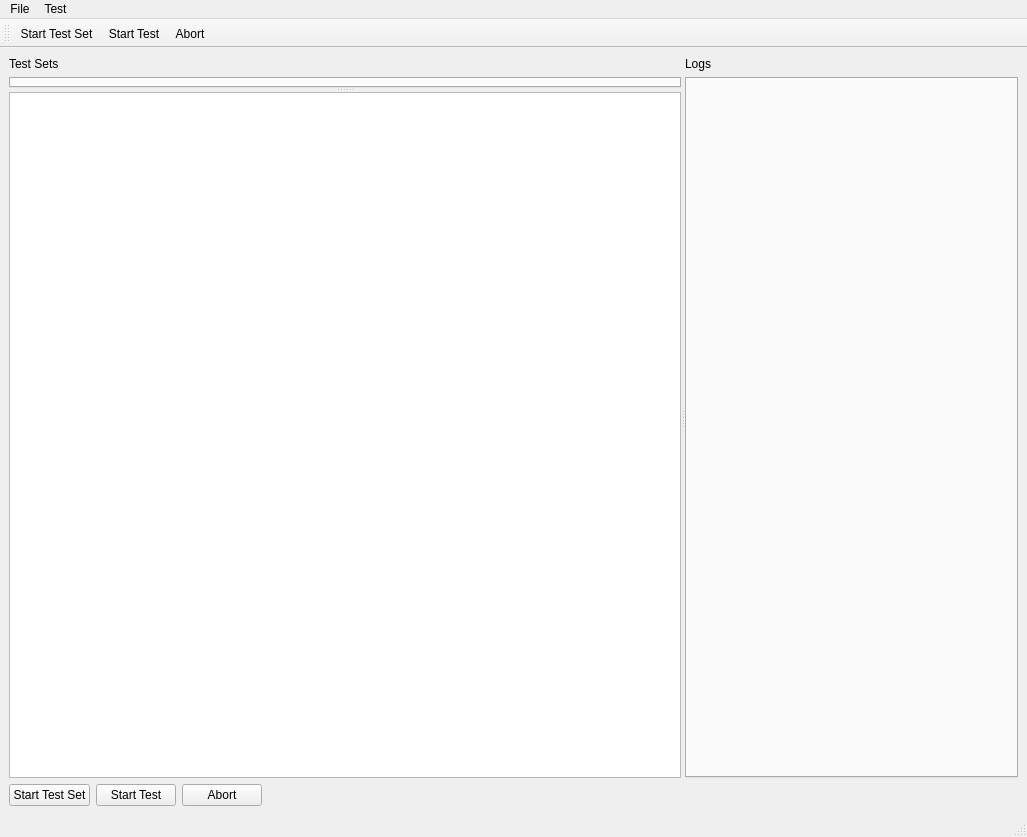
First picture: the form in bin/MainWindow.ui, repository ViktorFagerlind/TestFramework, before the edit.
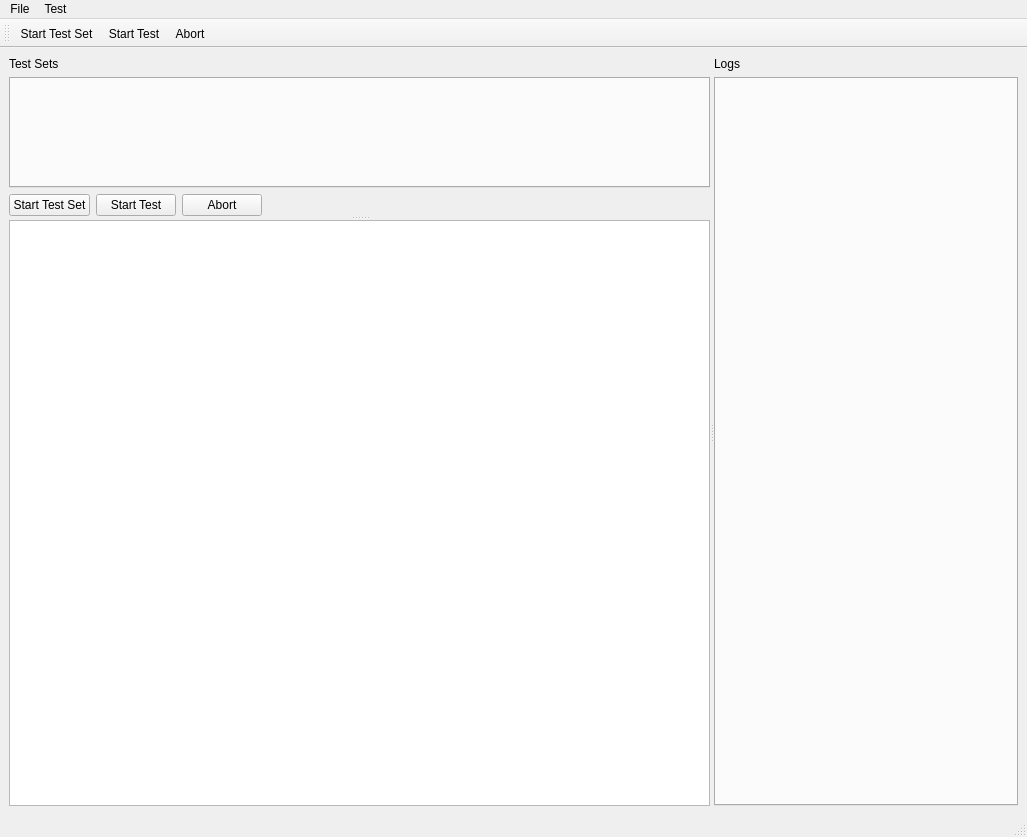
Second picture: the form after the edit. Icons and pictures are not drawn.

```diff
--- a/bin/MainWindow.ui
+++ b/bin/MainWindow.ui
@@ -20,7 +20,11 @@
       <property name="orientation">
        <enum>Qt::Horizontal</enum>
       </property>
-      <widget class="QWidget" name="layoutWidget">
+      <widget class="QSplitter" name="splitter">
+       <property name="orientation">
+        <enum>Qt::Vertical</enum>
+       </property>
+       <widget class="QWidget" name="">
        <layout class="QVBoxLayout" name="verticalLayout">
         <item>
          <widget class="QLabel" name="labelTests">
@@ -36,45 +40,11 @@
          </widget>
         </item>
         <item>
-         <widget class="QSplitter" name="splitter">
-          <property name="orientation">
-           <enum>Qt::Vertical</enum>
-          </property>
           <widget class="QTabWidget" name="tabWidgetTest">
            <property name="currentIndex">
             <number>-1</number>
            </property>
           </widget>
-          <widget class="QTreeView" name="TreeViewResults"/>
-         </widget>
-        </item>
-       </layout>
-      </widget>
-      <widget class="QWidget" name="layoutWidget_3">
-       <layout class="QVBoxLayout" name="verticalLayout_2">
-        <item>
-         <widget class="QLabel" name="labelLog">
-          <property name="sizePolicy">
-           <sizepolicy hsizetype="Preferred" vsizetype="Fixed">
-            <horstretch>0</horstretch>
-            <verstretch>0</verstretch>
-           </sizepolicy>
-          </property>
-          <property name="text">
-           <string>Logs</string>
-          </property>
-         </widget>
-        </item>
-        <item>
-         <widget class="QTabWidget" name="tabWidgetLog">
-          <property name="currentIndex">
-           <number>-1</number>
-          </property>
-         </widget>
-        </item>
-       </layout>
-      </widget>
-     </widget>
     </item>
     <item>
      <layout class="QHBoxLayout" name="horizontalLayout">
@@ -130,6 +100,38 @@
      </layout>
     </item>
    </layout>
+       </widget>
+       <widget class="QTreeView" name="TreeViewResults"/>
+      </widget>
+      <widget class="QWidget" name="layoutWidget_3">
+       <layout class="QVBoxLayout" name="verticalLayout_2">
+        <item>
+         <widget class="QLabel" name="labelLog">
+          <property name="sizePolicy">
+           <sizepolicy hsizetype="Preferred" vsizetype="Fixed">
+            <horstretch>0</horstretch>
+            <verstretch>0</verstretch>
+           </sizepolicy>
+          </property>
+          <property name="text">
+           <string>Logs</string>
+          </property>
+         </widget>
+        </item>
+        <item>
+         <widget class="QTabWidget" name="tabWidgetLog">
+          <property name="currentIndex">
+           <number>-1</number>
+          </property>
+         </widget>
+        </item>
+       </layout>
+      </widget>
+     </widget>
+    </item>
+   </layout>
+   <zorder>splitter_2</zorder>
+   <zorder>labelLog</zorder>
   </widget>
   <widget class="QMenuBar" name="menubar">
    <property name="geometry">
```
Lines whose indentation alone changed are shown as unchanged.
